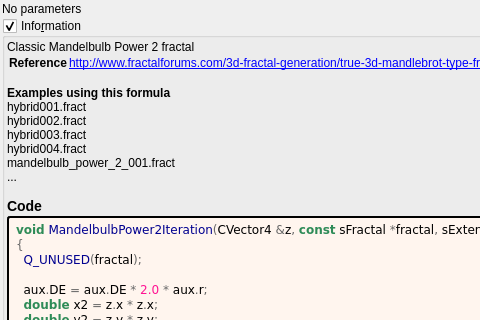
buddhi1980/mandelbulber2, file mandelbulber2/formula/ui/mandelbulb_power2.ui: the form before one commit; both pictures show x 0 to 480 and y 0 to 320 of the 584 by 692 pixel window.
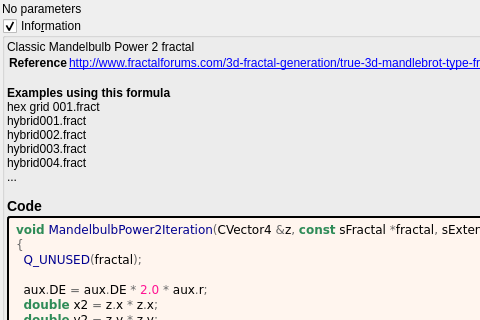
The form after the commit. Custom widgets are drawn as their Qt base class.

Commit message: Updated OpenCL formulas and formula ui files using populate*.php scripts

The edit to the form file:
```diff
--- a/mandelbulber2/formula/ui/mandelbulb_power2.ui
+++ b/mandelbulber2/formula/ui/mandelbulb_power2.ui
@@ -70,7 +70,7 @@
 &lt;tr&gt;&lt;th&gt;Reference&lt;/th&gt;&lt;td&gt;&lt;a href=&quot;http://www.fractalforums.com/3d-fractal-generation/true-3d-mandlebrot-type-fractal/&quot;&gt;http://www.fractalforums.com/3d-fractal-generation/true-3d-mandlebrot-type-fractal/&lt;br&gt;
 &lt;/td&gt;&lt;/tr&gt;
 &lt;/table&gt;
-&lt;br&gt;&lt;b&gt;Examples using this formula&lt;/b&gt;&lt;br&gt;hybrid001.fract&lt;br&gt;hybrid002.fract&lt;br&gt;hybrid003.fract&lt;br&gt;hybrid004.fract&lt;br&gt;mandelbulb_power_2_001.fract&lt;br&gt;...&lt;h3&gt;Code&lt;/h3&gt;</string>
+&lt;br&gt;&lt;b&gt;Examples using this formula&lt;/b&gt;&lt;br&gt;hex grid 001.fract&lt;br&gt;hybrid001.fract&lt;br&gt;hybrid002.fract&lt;br&gt;hybrid003.fract&lt;br&gt;hybrid004.fract&lt;br&gt;...&lt;h3&gt;Code&lt;/h3&gt;</string>
         </property>
         <property name="wordWrap">
          <bool>true</bool>
```
The commit also changes 75 other files.
